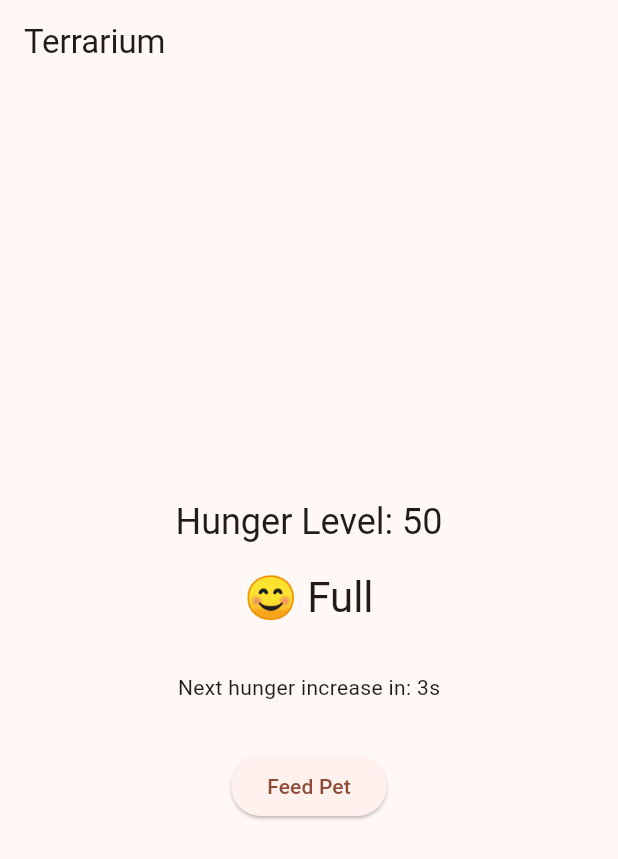
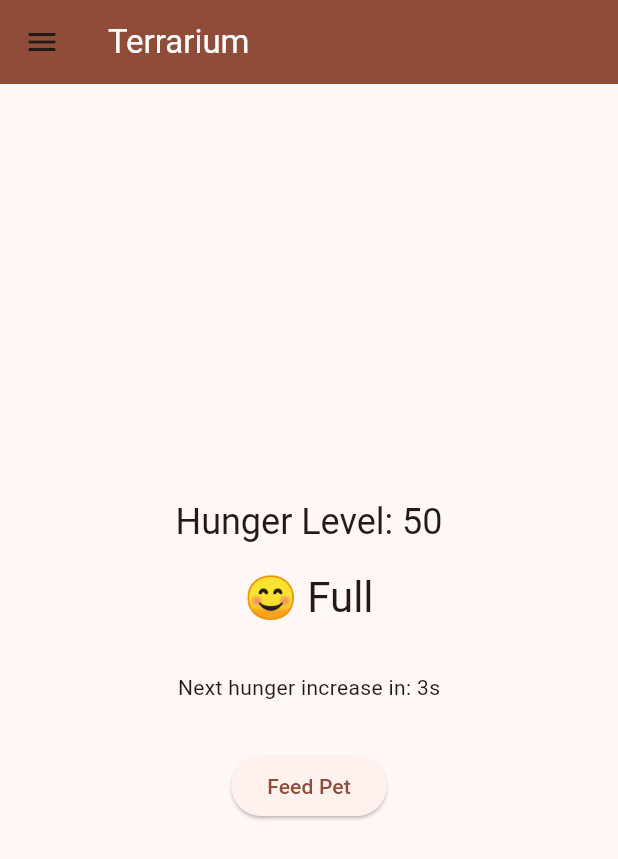
Before and after one commit to aiboo-labs/mobile-terrarium, a Flutter app: the screen it shows after launch, on a phone screen of 412 x 824 dp. Shown: the top 859 px of the screen. Run offline on Flutter 3.47's test engine with Material 3 defaults, Android fonts, the phone set to English and light mode, and no system bars.

Commit message:
feat: add navbar + add text box when feed pet

```diff
--- a/lib/screens/home_screen.dart
+++ b/lib/screens/home_screen.dart
@@ -1,6 +1,7 @@
 import 'package:flutter/material.dart';
 import 'package:provider/provider.dart';
 import '../providers/pet_provider.dart';
+import '../widgets/feed_pet_dialog.dart';
 
 class HomeScreen extends StatelessWidget {
   @override
@@ -10,7 +11,50 @@ class HomeScreen extends StatelessWidget {
 
     return Scaffold(
       appBar: AppBar(
-        title: Text(pet.name),
+        title: Text(pet.name, style: TextStyle(color: Colors.white)),
+        backgroundColor: Theme.of(context).colorScheme.primary,
+      ),
+      drawer: Drawer(
+        child: ListView(
+          padding: EdgeInsets.zero,
+          children: [
+            DrawerHeader(
+              decoration: BoxDecoration(
+                color: Theme.of(context).colorScheme.primary,
+              ),
+              child: Text(
+                'Aiboo',
+                style: TextStyle(
+                  color: Colors.white,
+                  fontSize: 24,
+                ),
+              ),
+            ),
+            ListTile(
+              leading: Icon(Icons.home),
+              title: Text('Home'),
+              onTap: () {
+                Navigator.pop(context);
+              },
+            ),
+            ListTile(
+              leading: Icon(Icons.info),
+              title: Text('About'),
+              onTap: () {
+                showAboutDialog(
+                  context: context,
+                  applicationName: 'Aiboo',
+                  applicationVersion: '1.0.0',
+                  applicationIcon: Icon(Icons.pets, size: 48),
+                  children: [
+                    Text('A simple companion app built just for you.'),
+                    Text('Feed your pet as if you are talking to your best friend and watch both of you grow!'),
+                  ],
+                );
+              },
+            ),
+          ],
+        ),
       ),
       body: Center(
         child: Column(
@@ -35,7 +79,7 @@ class HomeScreen extends StatelessWidget {
             SizedBox(height: 32),
             ElevatedButton(
               onPressed: () {
-                petProvider.feedPet();
+                _showFeedDialog(context, petProvider);
               },
               child: Text('Feed Pet'),
             ),
@@ -44,4 +88,11 @@ class HomeScreen extends StatelessWidget {
       ),
     );
   }
+
+  void _showFeedDialog(BuildContext context, PetProvider petProvider) {
+    showDialog(
+      context: context,
+      builder: (context) => FeedPetDialog(petProvider: petProvider),
+    );
+  }
 }
--- a/pubspec.yaml
+++ b/pubspec.yaml
@@ -11,6 +11,7 @@ dependencies:
     sdk: flutter
   english_words: ^4.0.0
   provider: ^6.1.5
+  flutter_markdown: ^0.7.4
 
 dev_dependencies:
   flutter_test:
```
Also changed, not shown: lib/utils/text_input_formatters.dart (added, +123 -0 lines), lib/widgets/feed_pet_dialog.dart (added, +69 -0 lines), pubspec.lock, 1 other file.
